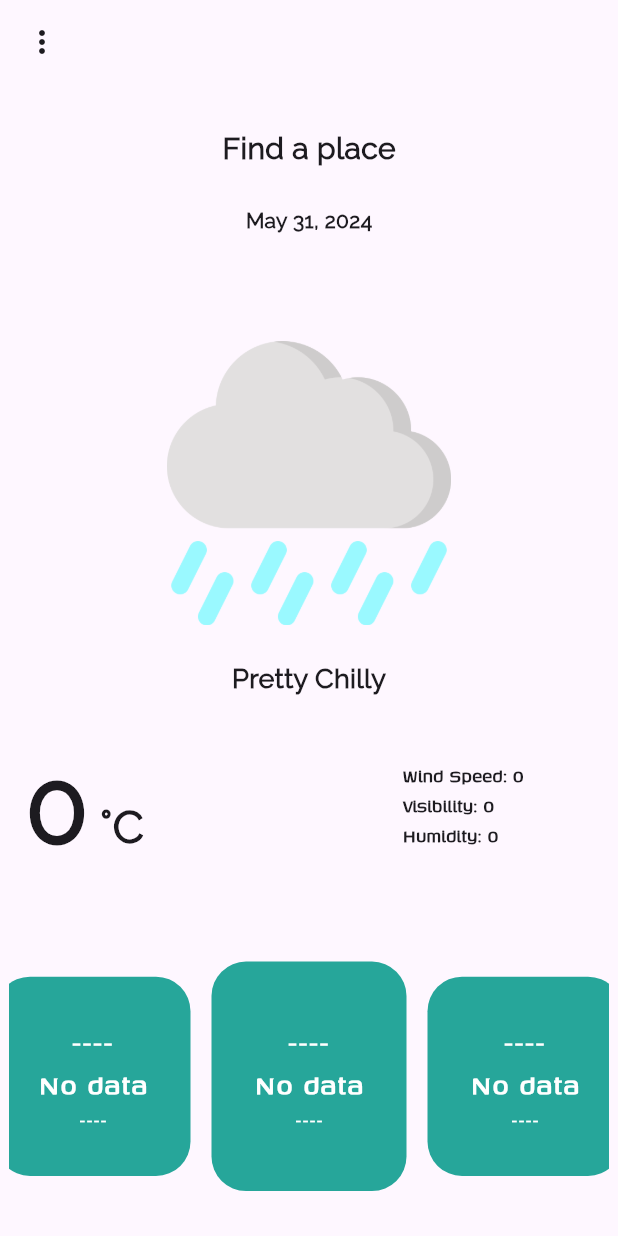
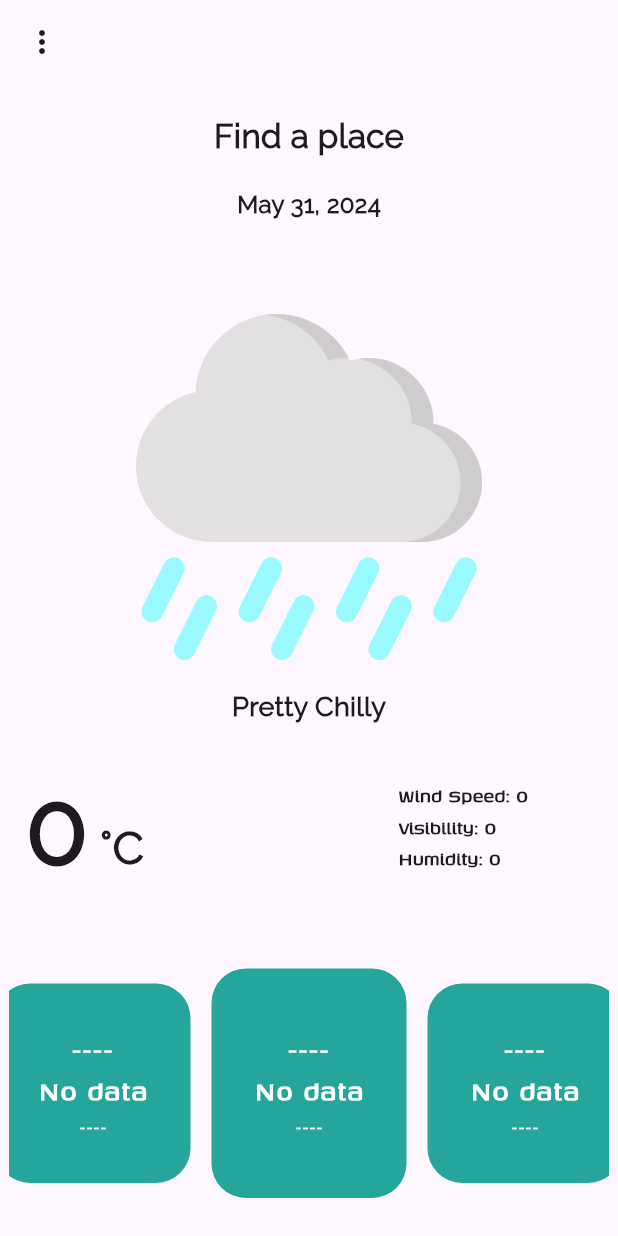
Before and after one commit to monty-iggy-xtius/WeatherApp, a Flutter app: the screen it shows after launch, on a phone screen of 412 x 824 dp. Run offline on Flutter 3.47's test engine with Material 3 defaults, Android fonts, the phone set to English and light mode, and no system bars; drawn by our look-alikes of carousel_slider; our stand-ins replace flutter_spinkit.

```diff
--- a/lib/pages/weatherui.dart
+++ b/lib/pages/weatherui.dart
@@ -157,21 +157,21 @@ class _WeatherPageState extends State<WeatherPage> {
                   : "Find a place",
               style: const TextStyle(
                   fontWeight: FontWeight.bold,
-                  fontSize: 20,
+                  fontSize: 22,
                   fontFamily: "Rale"),
             ),
             Text(DateFormat.yMMMd().format(DateTime.now()),
                 style: const TextStyle(
                     fontWeight: FontWeight.bold,
-                    fontSize: 14,
+                    fontSize: 16,
                     fontFamily: "Rale")),
 
             SizedBox(height: _height * 0.03),
 
             // create an image for the weather icon
             Container(
-              width: _width * 0.46,
-              height: _width * 0.46,
+              width: _width * 0.56,
+              height: _width * 0.56,
               decoration: BoxDecoration(
                   color: Colors.transparent,
                   // borderRadius: BorderRadius.all(Radius.circular(100)),
@@ -238,7 +238,7 @@ class _WeatherPageState extends State<WeatherPage> {
                                   : "Wind Speed: 0",
                               style: const TextStyle(
                                   fontWeight: FontWeight.bold,
-                                  fontSize: 14,
+                                  fontSize: 15,
                                   fontFamily: "Genos"),
                             ),
                             Text(
@@ -247,7 +247,7 @@ class _WeatherPageState extends State<WeatherPage> {
                                   : "Visibility: 0",
                               style: const TextStyle(
                                   fontWeight: FontWeight.bold,
-                                  fontSize: 14,
+                                  fontSize: 15,
                                   fontFamily: "Genos"),
                             ),
                             Text(
@@ -256,7 +256,7 @@ class _WeatherPageState extends State<WeatherPage> {
                                   : "Humidity: 0",
                               style: const TextStyle(
                                   fontWeight: FontWeight.bold,
-                                  fontSize: 14,
+                                  fontSize: 15,
                                   fontFamily: "Genos"),
                             )
                           ],
```
Also changed, not shown: lib/pages/searchlocation.dart (+21 -8 lines), 1 other file.
